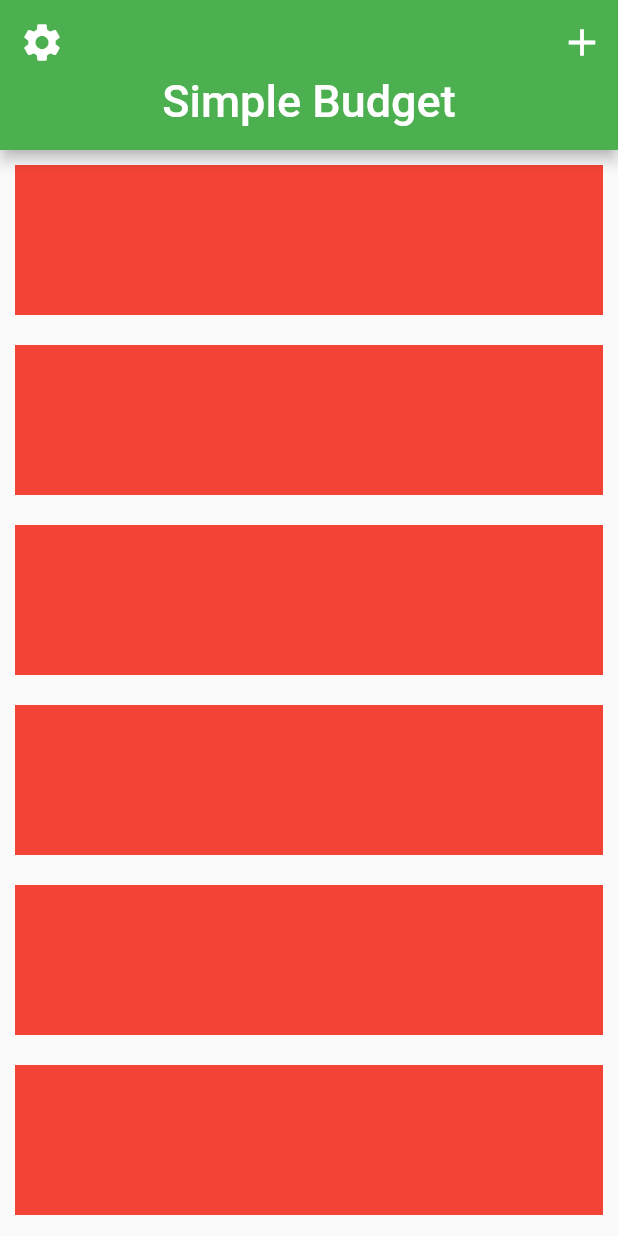
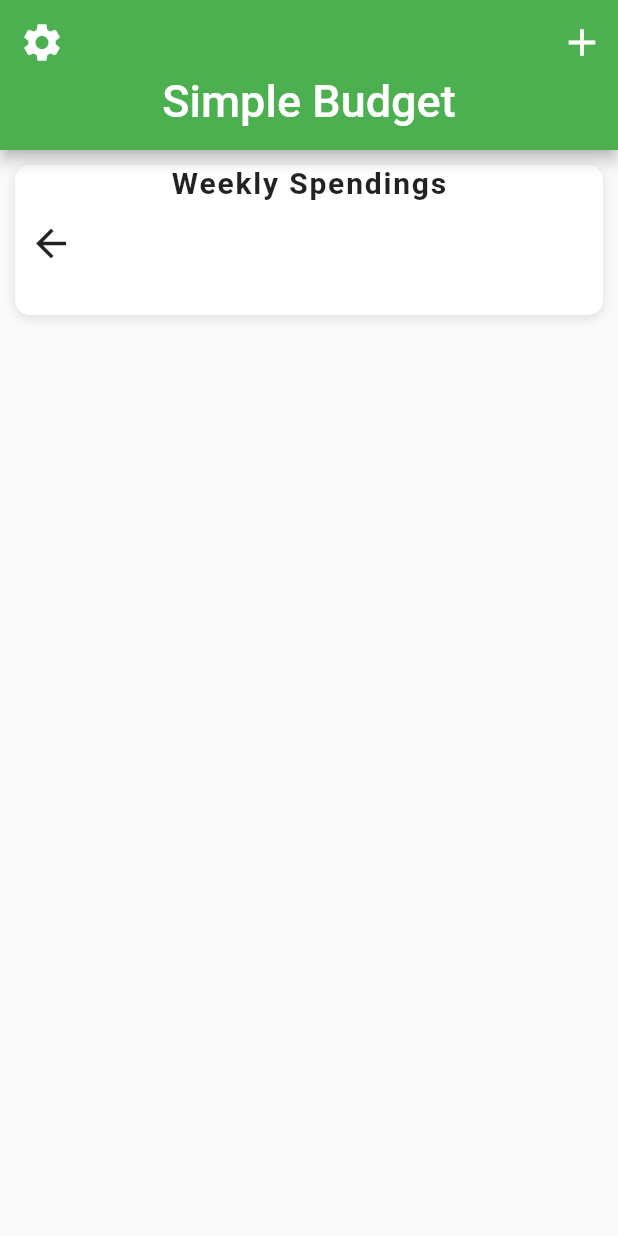
Before and after one commit to PauloSTDev/budget_UI, a Flutter app: the screen it shows after launch, on a phone screen of 412 x 824 dp. Run offline on Flutter 3.47's test engine with Material 2 defaults, Android fonts, the phone set to English and light mode, and no system bars.

Commit message:
Cria bar_chart.dart e column Weekly Spendings dentro da home_screen.dart

```diff
--- a/lib/screens/home_screen.dart
+++ b/lib/screens/home_screen.dart
@@ -1,4 +1,6 @@
 import 'package:flutter/material.dart';
+import 'package:flutter_budget_ui/data/data.dart';
+import 'package:flutter_budget_ui/widgets/bar_chart.dart';
 
 class HomeScreen extends StatefulWidget {
   @override
@@ -40,10 +42,21 @@ class _HomeScreenState extends State<HomeScreen> {
                 return Container(
                   margin: EdgeInsets.all(10.0),
                   height: 100.0,
-                  color: Colors.red,
+                  decoration: BoxDecoration(
+                    color: Colors.white,
+                    boxShadow: [
+                      BoxShadow(
+                        color: Colors.black12,
+                        offset: Offset(0, 2),
+                        blurRadius: 6.0,
+                      ),
+                    ],
+                    borderRadius: BorderRadius.circular(10.0),
+                  ),
+                  child: BarChart(weeklySpending),
                 );
               },
-              childCount: 10,
+              childCount: 1,
             ),
           ),
         ],
--- /dev/null
+++ b/lib/widgets/bar_chart.dart
@@ -0,0 +1,33 @@
+import 'package:flutter/material.dart';
+
+class BarChart extends StatelessWidget {
+  final List<double> expenses;
+
+  BarChart(this.expenses);
+
+  @override
+  Widget build(BuildContext context) {
+    return Column(
+      children: [
+        Text(
+          "Weekly Spendings",
+          style: TextStyle(
+              fontWeight: FontWeight.bold,
+              fontSize: 20.0,
+              letterSpacing: 1.2,
+          ),
+        ),
+        SizedBox(height: 5.0),
+          Row(
+            children: [
+              IconButton(
+                onPressed: (){},
+                icon: Icon(Icons.arrow_back),
+                iconSize: 30.0,
+              ),
+            ],
+          ),
+      ],
+    );
+  }
+}
```
